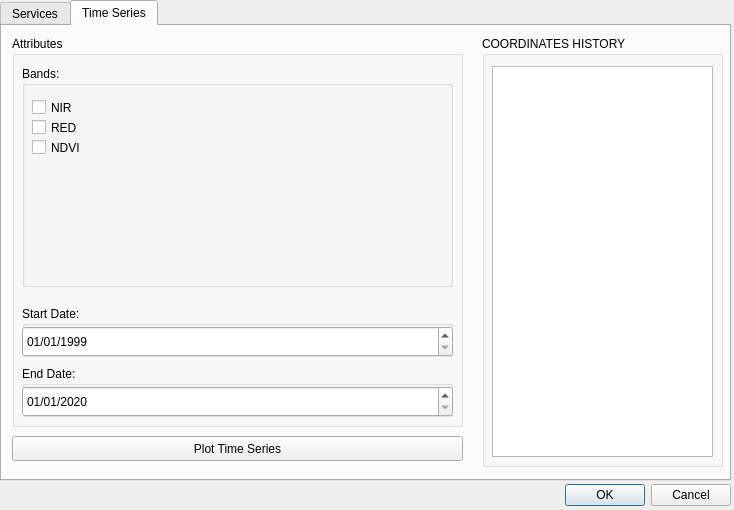
brazil-data-cube/wtss-qgis, file wtss_qgis_dialog_base.ui: the form before one commit.
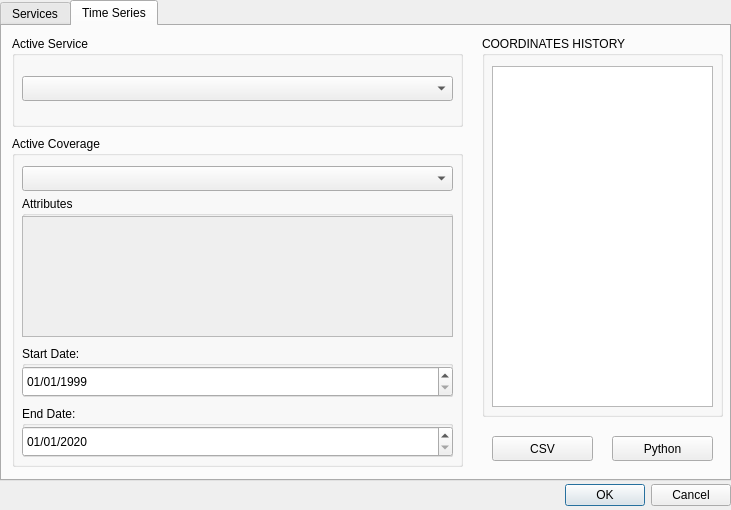
The form after the commit. The open tabs and pages were chosen to show the change.

Commit message: saving changes for new mockup and adding new functions for datetime

The edit to the form file:
```diff
--- a/wtss_qgis_dialog_base.ui
+++ b/wtss_qgis_dialog_base.ui
@@ -6,7 +6,7 @@
    <rect>
     <x>0</x>
     <y>0</y>
-    <width>734</width>
+    <width>731</width>
     <height>510</height>
    </rect>
   </property>
@@ -166,26 +166,13 @@
     <attribute name="title">
      <string>Time Series</string>
     </attribute>
-    <widget class="QPushButton" name="plotTimeSeries">
-     <property name="geometry">
-      <rect>
-       <x>10</x>
-       <y>410</y>
-       <width>451</width>
-       <height>25</height>
-      </rect>
-     </property>
-     <property name="text">
-      <string>Plot Time Series</string>
-     </property>
-    </widget>
     <widget class="QGroupBox" name="history">
      <property name="geometry">
       <rect>
        <x>480</x>
        <y>10</y>
        <width>241</width>
-       <height>431</height>
+       <height>381</height>
       </rect>
      </property>
      <property name="title">
@@ -197,7 +184,7 @@
         <x>10</x>
         <y>30</y>
         <width>221</width>
-        <height>391</height>
+        <height>341</height>
        </rect>
       </property>
      </widget>
@@ -206,71 +193,55 @@
      <property name="geometry">
       <rect>
        <x>10</x>
-       <y>10</y>
+       <y>110</y>
        <width>451</width>
-       <height>391</height>
+       <height>331</height>
       </rect>
      </property>
      <property name="title">
-      <string>Attributes</string>
+      <string>Active Coverage</string>
      </property>
      <widget class="QGroupBox" name="bands_group">
       <property name="geometry">
        <rect>
         <x>10</x>
-        <y>30</y>
+        <y>60</y>
         <width>431</width>
-        <height>221</height>
+        <height>141</height>
        </rect>
       </property>
       <property name="title">
-       <string>Bands:</string>
+       <string>Attributes</string>
       </property>
-      <widget class="QCheckBox" name="nir">
+      <widget class="QScrollArea" name="bands_scroll">
        <property name="geometry">
         <rect>
-         <x>10</x>
-         <y>30</y>
-         <width>92</width>
-         <height>23</height>
+         <x>0</x>
+         <y>20</y>
+         <width>431</width>
+         <height>121</height>
         </rect>
        </property>
-       <property name="text">
-        <string>NIR</string>
+       <property name="widgetResizable">
+        <bool>true</bool>
        </property>
-      </widget>
-      <widget class="QCheckBox" name="red">
-       <property name="geometry">
-        <rect>
-         <x>10</x>
-         <y>50</y>
-         <width>92</width>
-         <height>23</height>
-        </rect>
-       </property>
-       <property name="text">
-        <string>RED</string>
-       </property>
-      </widget>
-      <widget class="QCheckBox" name="ndvi">
-       <property name="geometry">
-        <rect>
-         <x>10</x>
-         <y>70</y>
-         <width>92</width>
-         <height>23</height>
-        </rect>
-       </property>
-       <property name="text">
-        <string>NDVI</string>
-       </property>
+       <widget class="QWidget" name="band_list">
+        <property name="geometry">
+         <rect>
+          <x>0</x>
+          <y>0</y>
+          <width>429</width>
+          <height>119</height>
+         </rect>
+        </property>
+       </widget>
       </widget>
      </widget>
      <widget class="QGroupBox" name="start_date_group">
       <property name="geometry">
        <rect>
         <x>10</x>
-        <y>270</y>
+        <y>210</y>
         <width>431</width>
         <height>51</height>
        </rect>
@@ -306,7 +277,7 @@
       <property name="geometry">
        <rect>
         <x>10</x>
-        <y>330</y>
+        <y>270</y>
         <width>431</width>
         <height>51</height>
        </rect>
@@ -338,6 +309,65 @@
        </property>
       </widget>
      </widget>
+     <widget class="QComboBox" name="coverage_selection">
+      <property name="geometry">
+       <rect>
+        <x>10</x>
+        <y>30</y>
+        <width>431</width>
+        <height>25</height>
+       </rect>
+      </property>
+     </widget>
+    </widget>
+    <widget class="QGroupBox" name="services_group">
+     <property name="geometry">
+      <rect>
+       <x>10</x>
+       <y>10</y>
+       <width>451</width>
+       <height>91</height>
+      </rect>
+     </property>
+     <property name="title">
+      <string>Active Service</string>
+     </property>
+     <widget class="QComboBox" name="service_selection">
+      <property name="geometry">
+       <rect>
+        <x>10</x>
+        <y>40</y>
+        <width>431</width>
+        <height>25</height>
+       </rect>
+      </property>
+     </widget>
+    </widget>
+    <widget class="QPushButton" name="export_as_csv">
+     <property name="geometry">
+      <rect>
+       <x>490</x>
+       <y>410</y>
+       <width>101</width>
+       <height>25</height>
+      </rect>
+     </property>
+     <property name="text">
+      <string>CSV</string>
+     </property>
+    </widget>
+    <widget class="QPushButton" name="export_as_python">
+     <property name="geometry">
+      <rect>
+       <x>610</x>
+       <y>410</y>
+       <width>101</width>
+       <height>25</height>
+      </rect>
+     </property>
+     <property name="text">
+      <string>Python</string>
+     </property>
     </widget>
    </widget>
   </widget>
```
Left out of the diff: 2 changed lines with no effect on the pictures. The commit also changes 1 other file.
